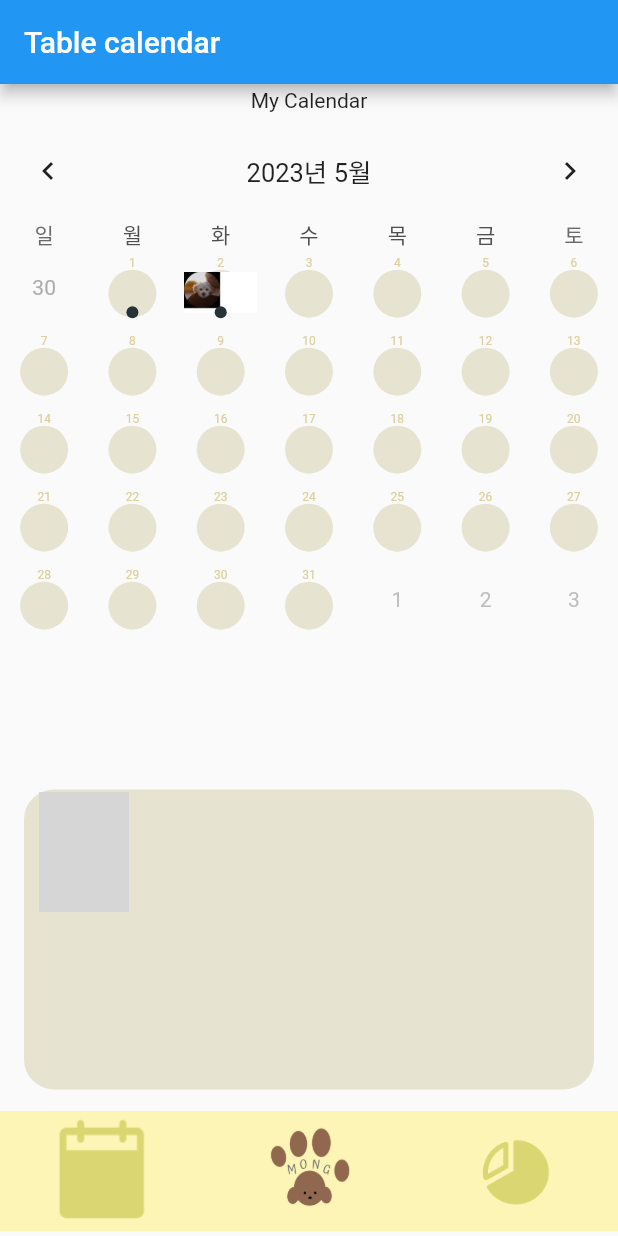
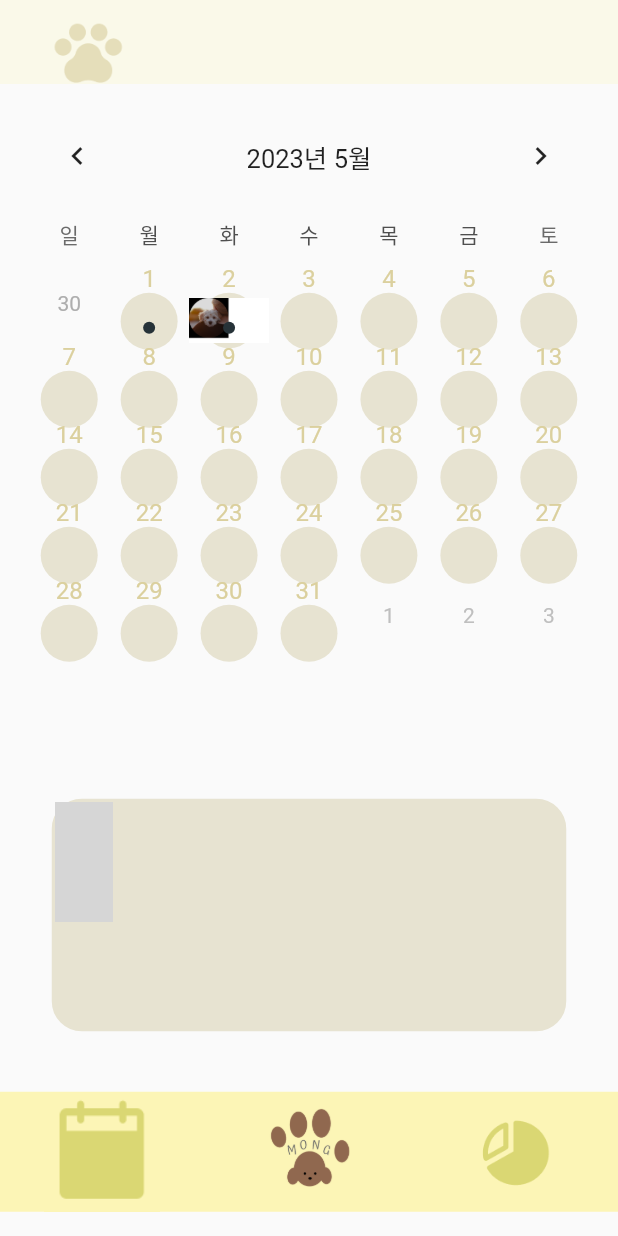
Before and after one commit to 222222222222222T/mong_project_ui, a Flutter app: the calendar screen opened directly, on a phone screen of 412 x 824 dp. Run offline on Flutter 3.47's test engine with Material 2 defaults, Android fonts, the phone set to English and light mode, and no system bars; drawn by our look-alikes of table_calendar; grey boxes are pictures that could not be loaded.

Commit message:
calendar수정(1)

```diff
--- a/lib/fourScreen.dart
+++ b/lib/fourScreen.dart
@@ -14,6 +14,7 @@ class fourScreen extends StatelessWidget {
   @override
   Widget build(BuildContext context) {
     return MaterialApp(
+      theme: ThemeData(scaffoldBackgroundColor: Color(0xffFAF9E9)),
       home: calendar(),
     );
   }
@@ -46,7 +47,17 @@ class _calendarState extends State<calendar> {
   Widget build(BuildContext context) {
     return Scaffold(
       appBar: AppBar(
-        title: Text("Table calendar"),
+        backgroundColor: Color(0xffFAF9E9),
+        elevation: 0.0,
+        title:Container(
+          margin: EdgeInsets.fromLTRB(13, 14, 0, 0),
+            child: Image(
+              width: 60,
+              height: 60,
+              image: AssetImage('imageFile/dog_foot.PNG'),
+            )
+
+        )
       ),
       body:content(),
     );
@@ -55,11 +66,11 @@ class _calendarState extends State<calendar> {
     return Column(
       mainAxisAlignment: MainAxisAlignment.spaceAround,
       children: [
-        Text("My Calendar"),
-        Container(
-          width: 800,
-          height: 430,
+        SizedBox(
+          width: 373,
+          height: 420,
           child: TableCalendar(
+            shouldFillViewport: true,
             locale: 'ko-KR',
             firstDay: DateTime.utc(2022,05,01),
             lastDay: DateTime.utc(2023,05,31),
@@ -68,7 +79,8 @@ class _calendarState extends State<calendar> {
               titleCentered: true,
               formatButtonVisible: false,
             ),
-            daysOfWeekHeight: 20, //한국어로 바꾸니까 글자 안맞아서 일~토 높이 20으로 증가
+            daysOfWeekHeight: 40,
+            // daysOfWeekStyle: font,//한국어로 바꾸니까 글자 안맞아서 일~토 높이 20으로 증가
             // calendarStyle: CalendarStyle(
             //     cellMargin: const EdgeInsets.all(7.0),
             //     cellPadding: const EdgeInsets.only(bottom:5.0)
@@ -103,8 +115,8 @@ class _calendarState extends State<calendar> {
           Navigator.push(context, MaterialPageRoute(builder: (context)=>fiveScreen()));
         },
             child:Container(
-                width: 380,
-                height: 200,
+                width: 343,
+                height: 155,
                 decoration: BoxDecoration(
                     color: Color(0xffE7E3D1),
                     border: Border.all(width: 2,color: Color(0xffE7E3D1)),
@@ -150,12 +162,14 @@ Widget CalendarCellBuilder(BuildContext context, DateTime dateTime, _, int type)
   String date =dateTime.day.toString();
   String month = dateTime.month.toString();
   return Container(
-      padding: EdgeInsets.all(5),
+      width: 373,
+      height: 390,
+      padding: EdgeInsets.all(0),
       child:Column(
           children:[
             Text(
               date,
-              style: TextStyle(fontSize: 8,color: Color(0xffDBD09E)),
+              style: TextStyle(fontSize: 16,color: Color(0xffDBD09E)),
             ),
             // Image.asset("imageFile/d.png")
             (date=='2' && month=='5')?
@@ -163,7 +177,7 @@ Widget CalendarCellBuilder(BuildContext context, DateTime dateTime, _, int type)
                 child: Image.asset("imageFile/d.png",width: 30,height: 30,),
                 // padding: EdgeInsets.only(top: 1, bottom: 1),
                 width: MediaQuery.of(context).size.width,
-                height:30,
+                height:37,
                 decoration: BoxDecoration(
                     shape:BoxShape.circle,
                     color: Color(0xffE7E3D1)
@@ -172,7 +186,7 @@ Widget CalendarCellBuilder(BuildContext context, DateTime dateTime, _, int type)
             Container(
               // padding: EdgeInsets.only(top: 1, bottom: 1),
               width: MediaQuery.of(context).size.width,
-              height:32,
+              height:38,
               decoration: BoxDecoration(
                 shape:BoxShape.circle,
                 color: Color(0xffE7E3D1),
--- a/lib/main.dart
+++ b/lib/main.dart
@@ -10,7 +10,9 @@ import 'package:table_calendar/table_calendar.dart';
 import 'package:intl/date_symbol_data_local.dart';
 
 void main() {
-  initializeDateFormatting().then((_) => runApp(MaterialApp(home: myApp(),)));
+  initializeDateFormatting().then((_) => runApp(MaterialApp(
+    debugShowCheckedModeBanner: true,
+    home: myApp(),)));
   }
 
 class myApp extends StatefulWidget {
--- a/pubspec.yaml
+++ b/pubspec.yaml
@@ -17,7 +17,7 @@ publish_to: 'none' # Remove this line if you wish to publish to pub.dev
 # In Windows, build-name is used as the major, minor, and patch parts
 # of the product and file versions while build-number is used as the build suffix.
 version: 1.0.0+1
-
+webview_flutter: any
 environment:
   sdk: '>=3.1.0-42.0.dev <4.0.0'
 
@@ -75,6 +75,7 @@ flutter:
     - imageFile/logo.png
     - imageFile/two_add.png
     - imageFile/two_mon.png
+    - imageFile/dog_foot.PNG
   #   - images/a_dot_burr.jpeg
   #   - images/a_dot_ham.jpeg
 
```
Also changed, not shown: imageFile/dog_foot.PNG (added), pubspec.lock.
